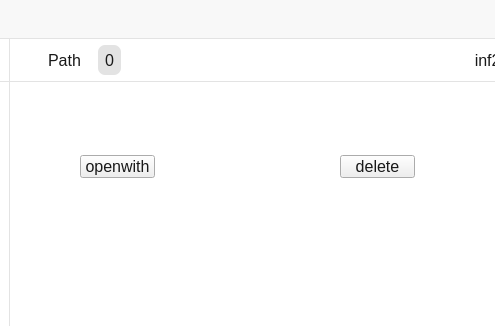
The window that src/gui/mainwindow.ui (Gitnoter/vemoria2) describes before a commit, drawn with Qt 5; both pictures show x 240 to 735 and y 0 to 326 of the 1189 by 722 pixel window.
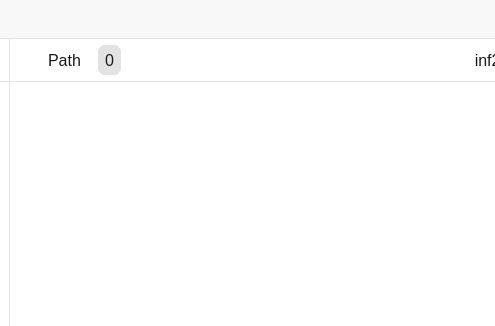
The same window after the commit. Icons and pictures are not drawn.

Commit message: collection manager class & open func & delete func to gui added

Patch:
```diff
--- a/src/gui/mainwindow.ui
+++ b/src/gui/mainwindow.ui
@@ -1462,32 +1462,6 @@
 background-color:white;
 }</string>
            </property>
-           <widget class="QPushButton" name="pushButton_5">
-            <property name="geometry">
-             <rect>
-              <x>70</x>
-              <y>70</y>
-              <width>75</width>
-              <height>23</height>
-             </rect>
-            </property>
-            <property name="text">
-             <string>openwith</string>
-            </property>
-           </widget>
-           <widget class="QPushButton" name="pushButton_4">
-            <property name="geometry">
-             <rect>
-              <x>330</x>
-              <y>70</y>
-              <width>75</width>
-              <height>23</height>
-             </rect>
-            </property>
-            <property name="text">
-             <string>delete</string>
-            </property>
-           </widget>
           </widget>
          </item>
         </layout>
```
Left out of the diff: 1 changed line with no effect on the pictures. The commit also changes 6 other files.
